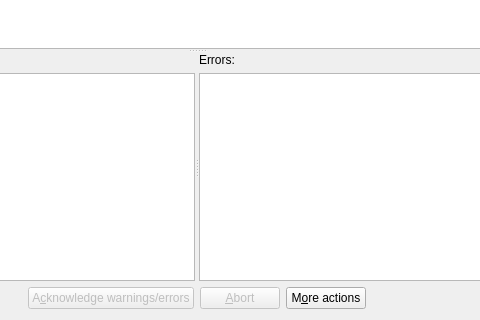
Qt form src/mkvtoolnix-gui/forms/watch_jobs/tab.ui (jpsdr/MKVToolnix-Windows-7) before a commit; both pictures show x 253 to 733 and y 273 to 593 of the 900 by 593 pixel window.
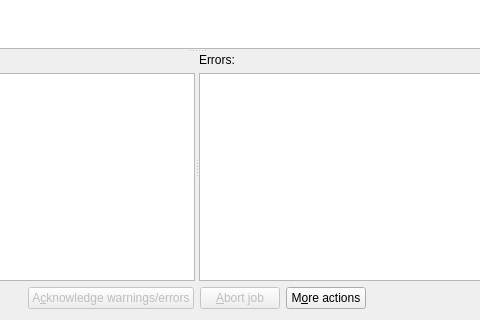
The same form after that commit. Custom widgets are drawn as their Qt base class.

Commit message: GUI: rename »abort« button in job output tool to »abort job«

Patch:
```diff
--- a/src/mkvtoolnix-gui/forms/watch_jobs/tab.ui
+++ b/src/mkvtoolnix-gui/forms/watch_jobs/tab.ui
@@ -257,7 +257,7 @@
         <bool>false</bool>
        </property>
        <property name="text">
-        <string>&amp;Abort</string>
+        <string>&amp;Abort job</string>
        </property>
       </widget>
      </item>
```
The commit also changes 1 other file.
